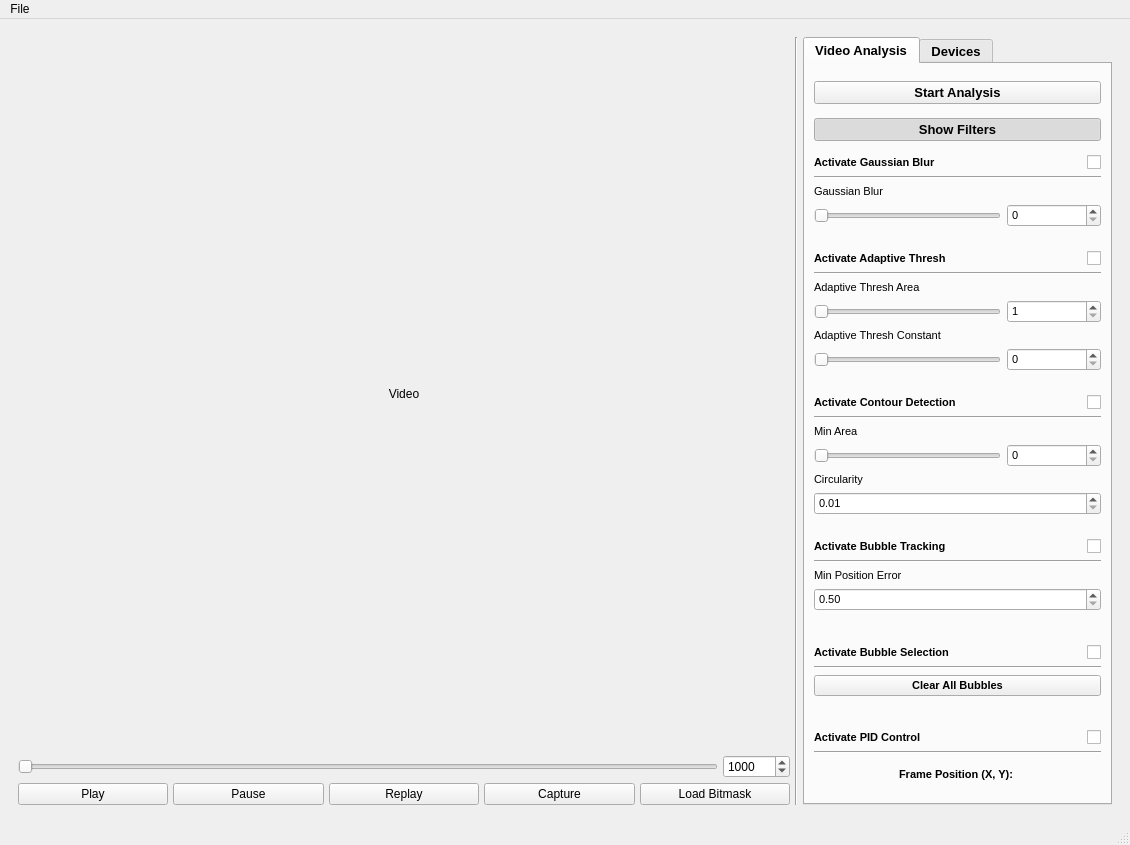
Qt form src/ui/dlpctl.ui (tarumishra9498/dlpctlF25) before a commit.
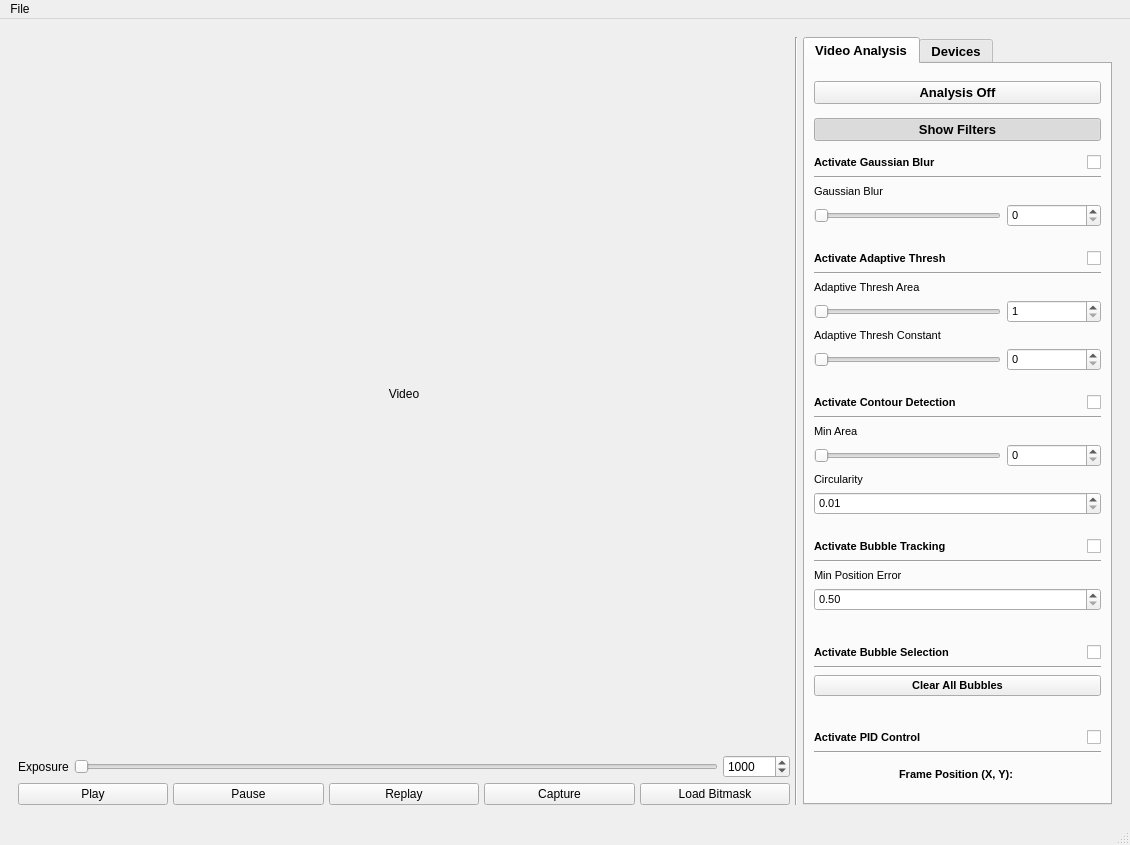
The same form after that commit. Icons and pictures are not drawn. Custom widgets are drawn as their Qt base class.

Commit message: made analysis button change text and allow it to stop recording video

Patch:
```diff
--- a/src/ui/dlpctl.ui
+++ b/src/ui/dlpctl.ui
@@ -95,6 +95,13 @@
            <property name="topMargin">
             <number>0</number>
            </property>
+           <item>
+            <widget class="QLabel" name="label_13">
+             <property name="text">
+              <string>Exposure</string>
+             </property>
+            </widget>
+           </item>
            <item>
             <widget class="QSlider" name="exposure_slider">
              <property name="toolTip">
@@ -234,7 +241,7 @@
              <item>
               <widget class="QPushButton" name="start_button">
                <property name="text">
-                <string>Start Analysis</string>
+                <string>Analysis Off</string>
                </property>
                <property name="checkable">
                 <bool>true</bool>
```
Left out of the diff: 2 changed lines with no effect on the pictures. The commit also changes 3 other files.
